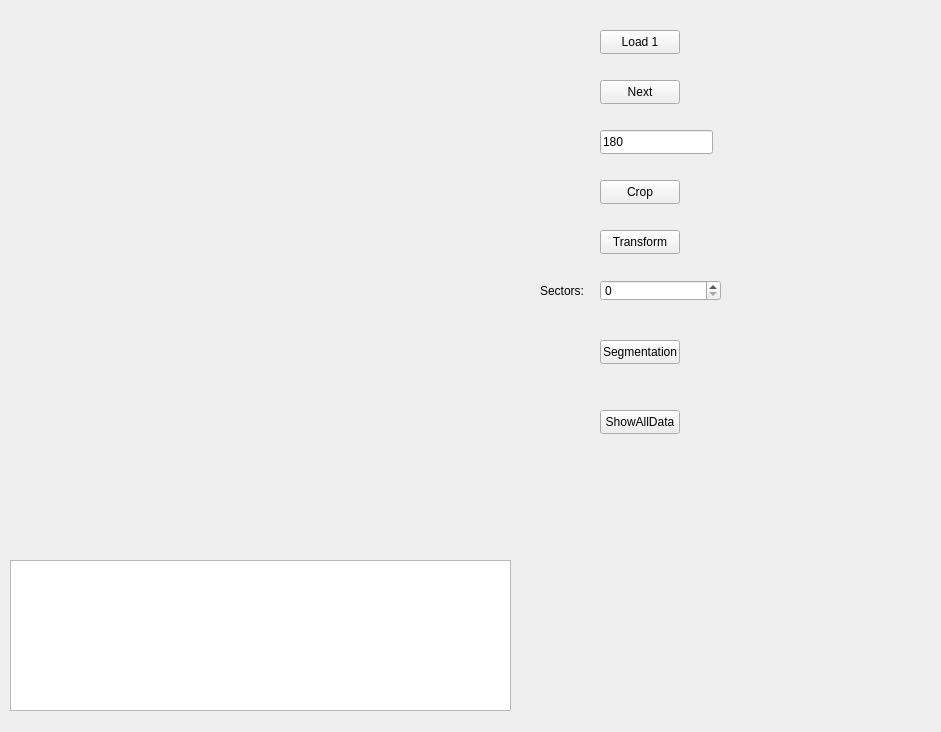
Above: LabVs/LabVs/LabVs/LabVs.ui from ValeriiSanduliak/Methods-and-systems-of-artificial-intelligence- before the change. Below: the same form after it.
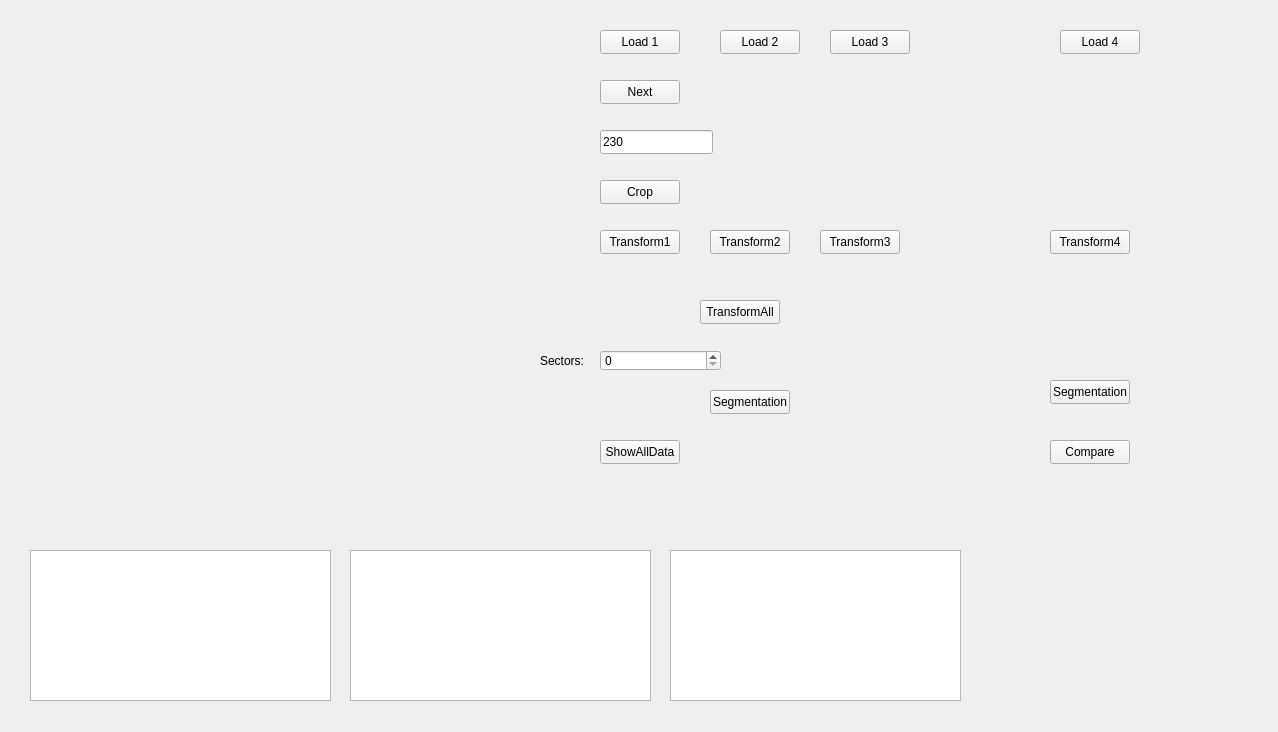
That is the form after the change. Custom widgets are drawn as their Qt base class.

Diff of the .ui file:
```diff
--- a/LabVs/LabVs/LabVs/LabVs.ui
+++ b/LabVs/LabVs/LabVs/LabVs.ui
@@ -6,7 +6,7 @@
    <rect>
     <x>0</x>
     <y>0</y>
-    <width>941</width>
+    <width>1278</width>
     <height>732</height>
    </rect>
   </property>
@@ -60,7 +60,7 @@
      </rect>
     </property>
     <property name="text">
-     <string>180</string>
+     <string>230</string>
     </property>
    </widget>
    <widget class="QPushButton" name="buttonTransform">
@@ -73,7 +73,7 @@
      </rect>
     </property>
     <property name="text">
-     <string>Transform</string>
+     <string>Transform1</string>
     </property>
    </widget>
    <widget class="QPushButton" name="buttonCrop">
@@ -93,7 +93,7 @@
     <property name="geometry">
      <rect>
       <x>600</x>
-      <y>280</y>
+      <y>350</y>
       <width>121</width>
       <height>21</height>
      </rect>
@@ -103,7 +103,7 @@
     <property name="geometry">
      <rect>
       <x>540</x>
-      <y>280</y>
+      <y>350</y>
       <width>51</width>
       <height>21</height>
      </rect>
@@ -115,8 +115,8 @@
    <widget class="QPushButton" name="buttonSegm">
     <property name="geometry">
      <rect>
-      <x>600</x>
-      <y>340</y>
+      <x>710</x>
+      <y>390</y>
       <width>80</width>
       <height>24</height>
      </rect>
@@ -129,7 +129,7 @@
     <property name="geometry">
      <rect>
       <x>600</x>
-      <y>410</y>
+      <y>440</y>
       <width>80</width>
       <height>24</height>
      </rect>
@@ -141,13 +141,150 @@
    <widget class="QPlainTextEdit" name="plainTextEdit">
     <property name="geometry">
      <rect>
-      <x>10</x>
-      <y>560</y>
-      <width>501</width>
+      <x>30</x>
+      <y>550</y>
+      <width>301</width>
       <height>151</height>
      </rect>
     </property>
    </widget>
+   <widget class="QPushButton" name="buttonSelectImages2">
+    <property name="geometry">
+     <rect>
+      <x>720</x>
+      <y>30</y>
+      <width>80</width>
+      <height>24</height>
+     </rect>
+    </property>
+    <property name="text">
+     <string>Load 2</string>
+    </property>
+   </widget>
+   <widget class="QPushButton" name="buttonSelectImages3">
+    <property name="geometry">
+     <rect>
+      <x>830</x>
+      <y>30</y>
+      <width>80</width>
+      <height>24</height>
+     </rect>
+    </property>
+    <property name="text">
+     <string>Load 3</string>
+    </property>
+   </widget>
+   <widget class="QPushButton" name="buttonTransform_2">
+    <property name="geometry">
+     <rect>
+      <x>710</x>
+      <y>230</y>
+      <width>80</width>
+      <height>24</height>
+     </rect>
+    </property>
+    <property name="text">
+     <string>Transform2</string>
+    </property>
+   </widget>
+   <widget class="QPushButton" name="buttonTransform_3">
+    <property name="geometry">
+     <rect>
+      <x>820</x>
+      <y>230</y>
+      <width>80</width>
+      <height>24</height>
+     </rect>
+    </property>
+    <property name="text">
+     <string>Transform3</string>
+    </property>
+   </widget>
+   <widget class="QPushButton" name="buttonTransform_All">
+    <property name="geometry">
+     <rect>
+      <x>700</x>
+      <y>300</y>
+      <width>80</width>
+      <height>24</height>
+     </rect>
+    </property>
+    <property name="text">
+     <string>TransformAll</string>
+    </property>
+   </widget>
+   <widget class="QPlainTextEdit" name="plainTextEdit_2">
+    <property name="geometry">
+     <rect>
+      <x>350</x>
+      <y>550</y>
+      <width>301</width>
+      <height>151</height>
+     </rect>
+    </property>
+   </widget>
+   <widget class="QPlainTextEdit" name="plainTextEdit_3">
+    <property name="geometry">
+     <rect>
+      <x>670</x>
+      <y>550</y>
+      <width>291</width>
+      <height>151</height>
+     </rect>
+    </property>
+   </widget>
+   <widget class="QPushButton" name="buttonSelectImages4">
+    <property name="geometry">
+     <rect>
+      <x>1060</x>
+      <y>30</y>
+      <width>80</width>
+      <height>24</height>
+     </rect>
+    </property>
+    <property name="text">
+     <string>Load 4</string>
+    </property>
+   </widget>
+   <widget class="QPushButton" name="buttonTransform_4">
+    <property name="geometry">
+     <rect>
+      <x>1050</x>
+      <y>230</y>
+      <width>80</width>
+      <height>24</height>
+     </rect>
+    </property>
+    <property name="text">
+     <string>Transform4</string>
+    </property>
+   </widget>
+   <widget class="QPushButton" name="buttonSegm_2">
+    <property name="geometry">
+     <rect>
+      <x>1050</x>
+      <y>380</y>
+      <width>80</width>
+      <height>24</height>
+     </rect>
+    </property>
+    <property name="text">
+     <string>Segmentation</string>
+    </property>
+   </widget>
+   <widget class="QPushButton" name="buttonCompare">
+    <property name="geometry">
+     <rect>
+      <x>1050</x>
+      <y>440</y>
+      <width>80</width>
+      <height>24</height>
+     </rect>
+    </property>
+    <property name="text">
+     <string>Compare</string>
+    </property>
+   </widget>
   </widget>
  </widget>
  <layoutdefault spacing="6" margin="11"/>
```
